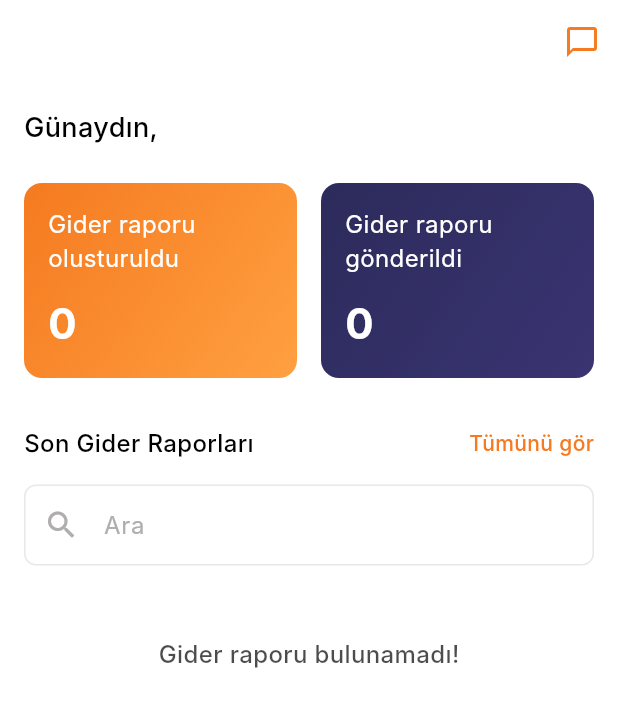
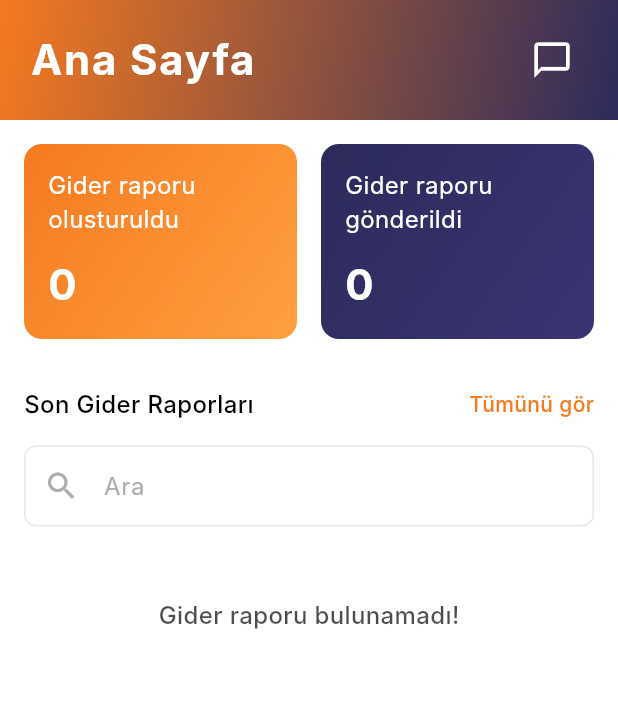
Before and after one commit to Galipacikel/LivaControl_Mobile, a Flutter app: the HomePage screen opened directly with empty values, on a phone screen of 412 x 824 dp. Shown: the top 707 px of the screen. Run offline on Flutter 3.47's test engine with Material 3 defaults, Android fonts, the phone set to English and light mode, and no system bars; our stand-ins replace dotted_line, flutter_slidable, image_picker, shared_preferences; accounts and stored records are empty; Roboto replaces fonts that are missing (Inter).

```diff
--- a/lib/Homepages/home_page.dart
+++ b/lib/Homepages/home_page.dart
@@ -62,15 +62,38 @@ class _HomePageState extends State<HomePage> {
     final isAdmin = user != null && user.role == 'admin';
 
     return Scaffold(
-      appBar: AppBar(
-        backgroundColor: Colors.white,
-        elevation: 0,
-        iconTheme: const IconThemeData(color: Colors.black),
-        actions: [
+      appBar: PreferredSize(
+        preferredSize: const Size.fromHeight(80),
+        child: Container(
+          decoration: const BoxDecoration(
+            gradient: LinearGradient(
+              colors: [Color(0xFFF57A20), Color(0xFF2C2B5B)],
+              begin: Alignment.topLeft,
+              end: Alignment.bottomRight,
+            ),
+          ),
+          child: SafeArea(
+            child: Padding(
+              padding: const EdgeInsets.symmetric(horizontal: 20, vertical: 18),
+              child: Row(
+                children: [
+                  Expanded(
+                    child: Text(
+                      'Ana Sayfa',
+                      style: const TextStyle(
+                        color: Colors.white,
+                        fontSize: 28,
+                        fontWeight: FontWeight.bold,
+                        fontFamily: 'Inter',
+                        letterSpacing: 1.2,
+                      ),
+                    ),
+                  ),
                   IconButton(
                     icon: const Icon(
                       Icons.chat_bubble_outline,
-              color: Color(0xFFF57A20),
+                      color: Colors.white,
+                      size: 28,
                     ),
                     tooltip: 'Sohbet',
                     onPressed: () {
@@ -84,7 +107,8 @@ class _HomePageState extends State<HomePage> {
                     IconButton(
                       icon: const Icon(
                         Icons.admin_panel_settings,
-                color: Color(0xFF2C2B5B),
+                        color: Colors.white,
+                        size: 28,
                       ),
                       tooltip: 'Admin Paneli',
                       onPressed: () {
@@ -110,6 +134,10 @@ class _HomePageState extends State<HomePage> {
                     ),
                 ],
               ),
+            ),
+          ),
+        ),
+      ),
       backgroundColor: Colors.white,
       // drawer: Drawer(...), // Drawer'ı tamamen kaldırdım
       body: SafeArea(
@@ -124,23 +152,6 @@ class _HomePageState extends State<HomePage> {
                 child: Column(
                   crossAxisAlignment: CrossAxisAlignment.start,
                   children: [
-                    // Üst başlık ve bildirim + Çıkış
-                    Row(
-                      mainAxisAlignment: MainAxisAlignment.spaceBetween,
-                      children: [
-                        Text(
-                          'Günaydın, ${widget.username}',
-                          style: const TextStyle(
-                            fontSize: 18,
-                            fontWeight: FontWeight.w500,
-                            color: Colors.black,
-                            fontFamily: 'Inter',
-                          ),
-                        ),
-                        // Bildirim ikonu tamamen kaldırıldı
-                      ],
-                    ),
-                    const SizedBox(height: 24),
                     // İstatistik kartları
                     Row(
                       children: [
```
Also changed, not shown: lib/admin/admin_panel_page.dart (+51 -25 lines). Lines whose indentation alone changed are shown as unchanged.
